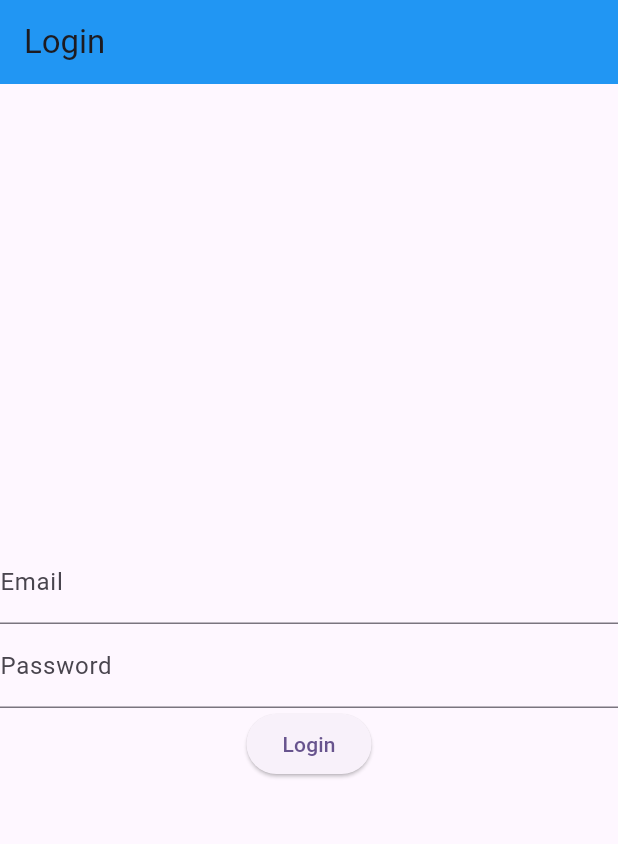
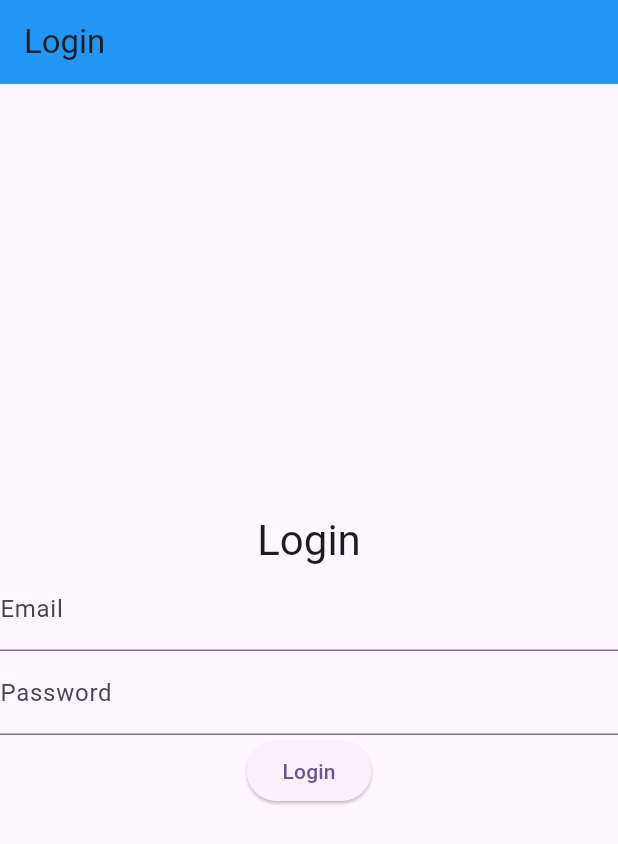
Before and after one commit to hechmi10/StageTechnicien, a Flutter app: the screen it shows after launch, on a phone screen of 412 x 824 dp. Shown: the top 844 px of the screen. Run offline on Flutter 3.47's test engine with Material 3 defaults, Android fonts, the phone set to English and light mode, and no system bars.

Commit message:
Amélioration du login

```diff
--- a/lib/interfaces/login.dart
+++ b/lib/interfaces/login.dart
@@ -18,6 +18,9 @@ class Login extends StatelessWidget {
           child: Column(
             mainAxisSize: MainAxisSize.min,
             children: [
+              Text('Login',
+                style: Theme.of(context).textTheme.headlineMedium,
+              ),
               TextFormField(
                 decoration: InputDecoration(labelText: 'Email'),
                 validator: (value) {
```
